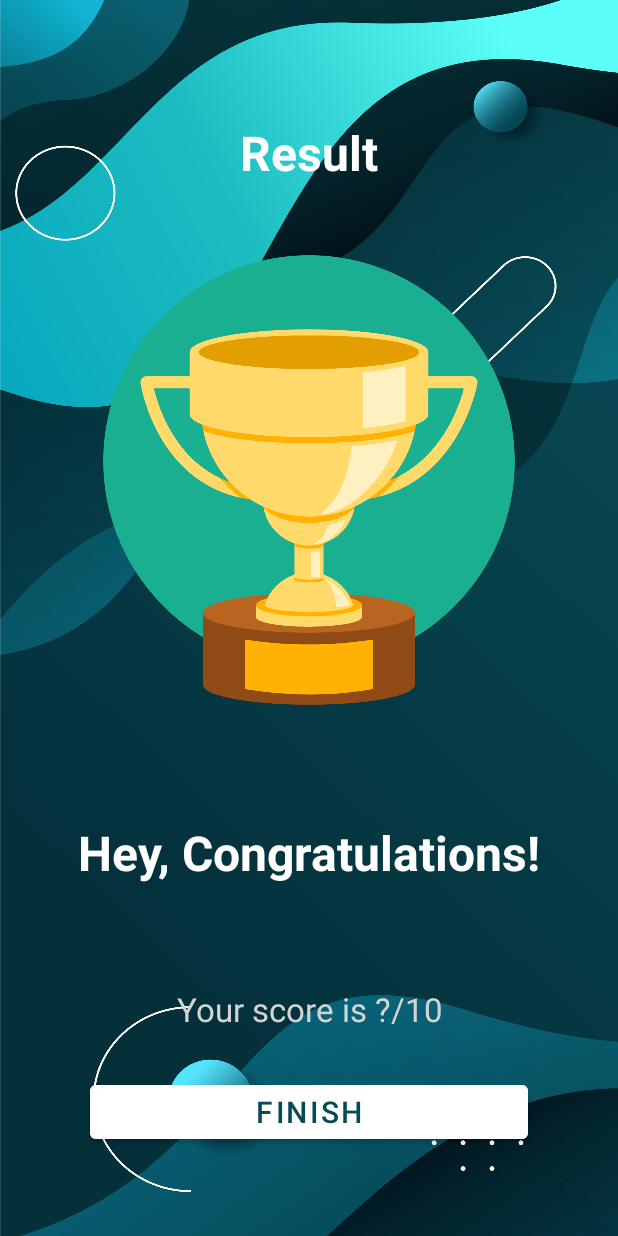
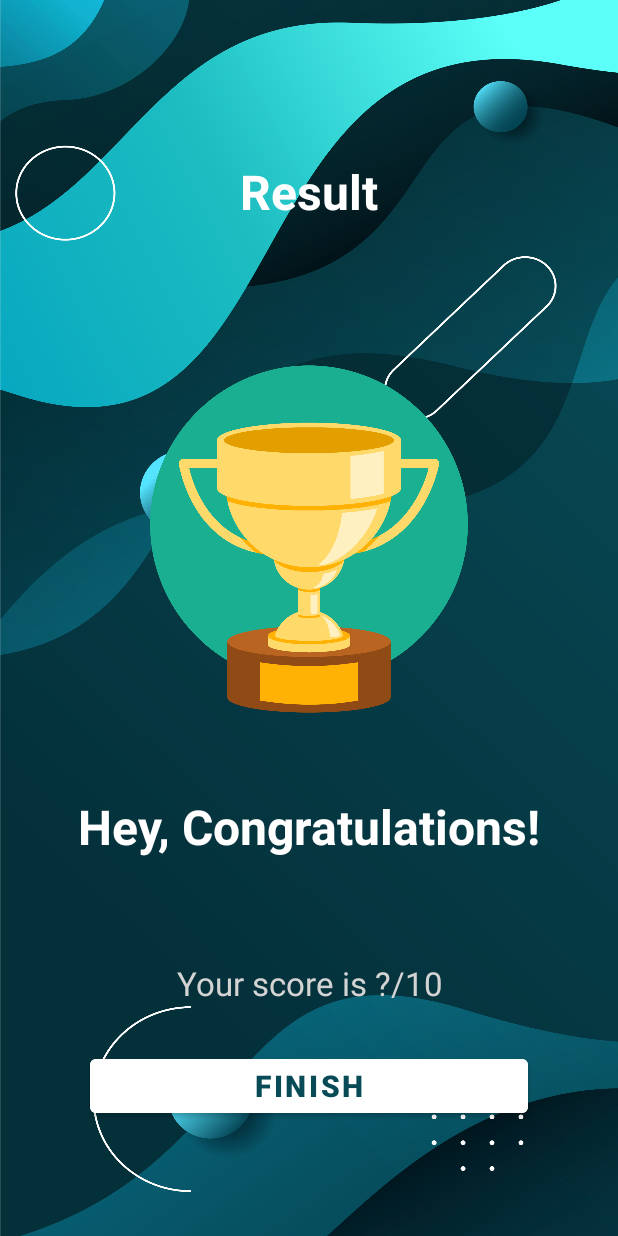
Before and after one commit to TCompton88/Quiz-App, an Android app: the Results screen opened directly, with no data from a screen before it, on a phone screen of 412 x 824 dp. Run offline under Robolectric (Android 15) with nearby library versions, the phone set to English and light mode, and no system bars.

Commit message:
Minor UI tweaks on Result Activity

```diff
--- a/app/src/main/res/layout/activity_results.xml
+++ b/app/src/main/res/layout/activity_results.xml
@@ -6,32 +6,32 @@
     tools:context=".Results"
     android:orientation="vertical"
     android:background="@drawable/ic_bg"
-    android:gravity="center|top"
+    android:gravity="center|center_horizontal"
     android:padding="20dp">
 
     <TextView
         android:layout_width="match_parent"
         android:layout_height="wrap_content"
-        android:layout_marginTop="60dp"
+        android:layout_marginTop="30dp"
+        android:layout_marginBottom="60dp"
+        android:gravity="center"
         android:text="@string/result"
+        android:textColor="@color/white"
         android:textSize="32sp"
-        android:textColor="@color/white"
         android:textStyle="bold"
-        android:gravity="center"/>
+        tools:ignore="TextContrastCheck" />
 
     <ImageView
-        android:layout_width="match_parent"
-        android:layout_height="393dp"
-        android:contentDescription="@string/todo"
-        android:scaleX=".8"
-        android:scaleY=".8"
+        android:layout_width="220dp"
+        android:layout_height="300dp"
+        android:contentDescription="@string/image"
         android:src="@drawable/ic_trophy"
         tools:ignore="ImageContrastCheck" />
 
     <TextView
         android:layout_width="match_parent"
         android:layout_height="wrap_content"
-        android:layout_marginTop="30dp"
+        android:layout_marginTop="20dp"
         android:text="@string/hey_congratulations"
         android:textSize="32sp"
         android:textColor="@color/white"
@@ -50,6 +50,7 @@
         android:gravity="center"/>
 
     <TextView
+        android:id="@+id/userScore"
         android:layout_width="match_parent"
         android:layout_height="wrap_content"
         android:layout_marginTop="10dp"
@@ -59,11 +60,13 @@
         android:gravity="center"/>
 
     <Button
+        android:id="@+id/btnFinish"
         android:layout_width="match_parent"
         android:layout_height="wrap_content"
         android:text="@string/finish"
         android:layout_marginTop="30dp"
         android:textSize="20sp"
+        android:textStyle="bold"
         android:textColor="@color/btnBG"
         android:backgroundTint="@color/white"
         android:layout_marginHorizontal="40dp"/>
--- a/app/src/main/res/values/strings.xml
+++ b/app/src/main/res/values/strings.xml
@@ -13,4 +13,5 @@
     <string name="finish">Finish</string>
     <string name="your_score_is_10">Your score is ?/10</string>
     <string name="todo">TODO</string>
+    <string name="image">image</string>
 </resources>
```
